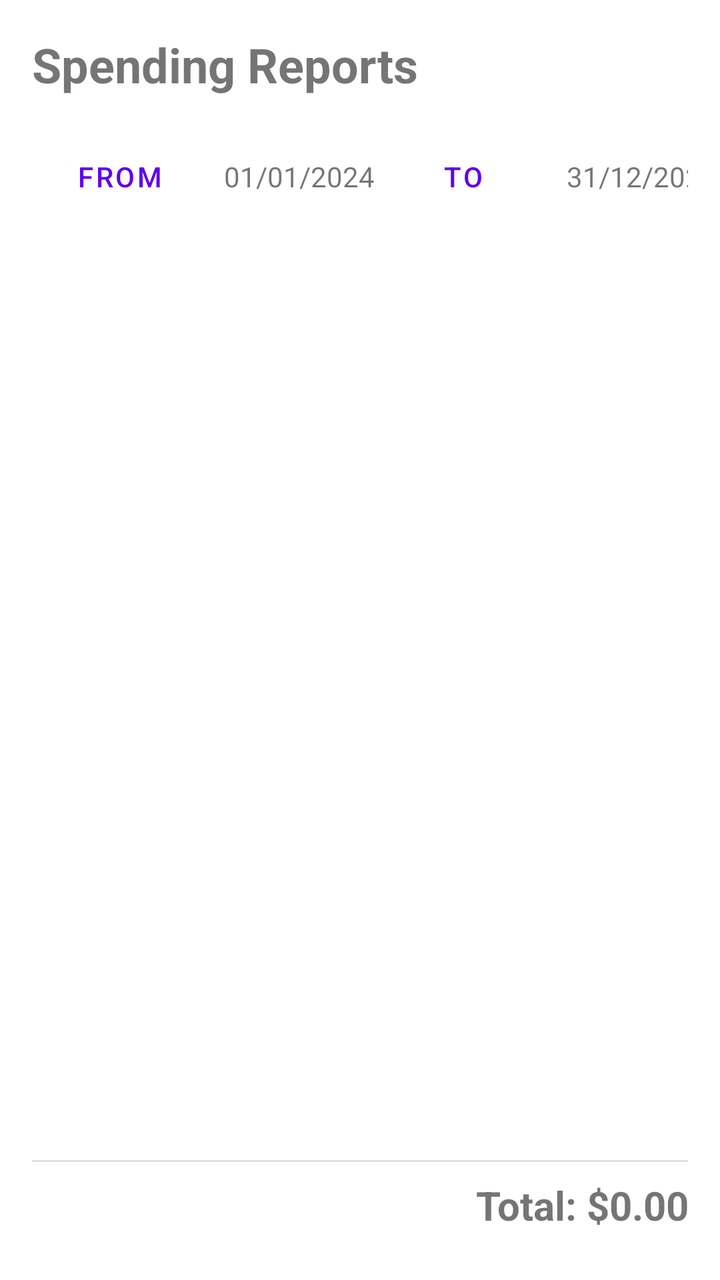
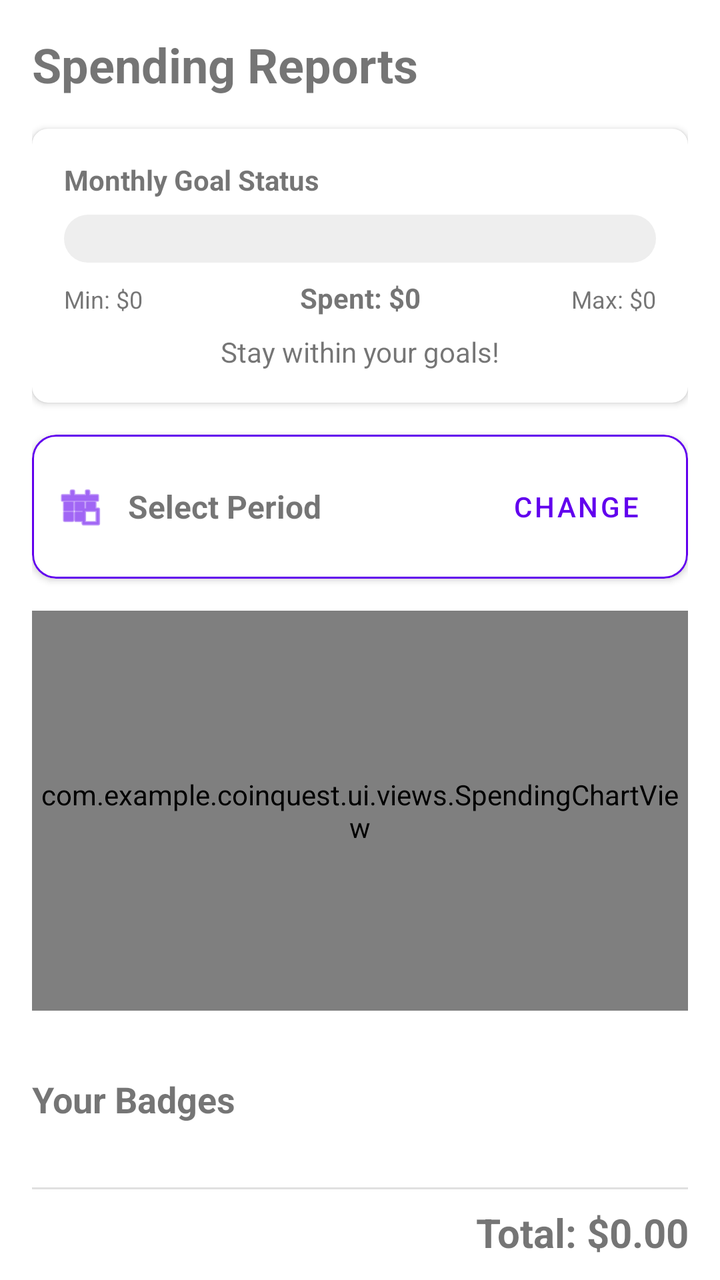

An Android layout rendered at two revisions. The XML below is the earlier revision; the diff shows what the commit changed to produce the second picture.
<!-- AndroidManifest.xml: application theme Theme.CoinQuest -->
<!-- res/layout/fragment_reports.xml -->
<?xml version="1.0" encoding="utf-8"?>
<LinearLayout xmlns:android="http://schemas.android.com/apk/res/android"
    android:layout_width="match_parent"
    android:layout_height="match_parent"
    android:orientation="vertical"
    android:padding="16dp">

    <TextView
        android:layout_width="wrap_content"
        android:layout_height="wrap_content"
        android:text="Spending Reports"
        android:textSize="24sp"
        android:textStyle="bold"
        android:layout_marginBottom="16dp"/>

    <LinearLayout
        android:layout_width="match_parent"
        android:layout_height="wrap_content"
        android:orientation="horizontal"
        android:gravity="center_vertical"
        android:layout_marginBottom="16dp">
        <Button
            android:id="@+id/btnRepFromDate"
            android:layout_width="wrap_content"
            android:layout_height="wrap_content"
            android:text="From"
            style="@style/Widget.MaterialComponents.Button.TextButton"/>
        <TextView
            android:id="@+id/tvRepFromDate"
            android:layout_width="wrap_content"
            android:layout_height="wrap_content"
            android:text="01/01/2024"
            android:layout_marginStart="8dp"/>
        <View android:layout_width="0dp" android:layout_height="0dp" android:layout_weight="1"/>
        <Button
            android:id="@+id/btnRepToDate"
            android:layout_width="wrap_content"
            android:layout_height="wrap_content"
            android:text="To"
            style="@style/Widget.MaterialComponents.Button.TextButton"/>
        <TextView
            android:id="@+id/tvRepToDate"
            android:layout_width="wrap_content"
            android:layout_height="wrap_content"
            android:text="31/12/2024"
            android:layout_marginStart="8dp"/>
    </LinearLayout>

    <androidx.recyclerview.widget.RecyclerView
        android:id="@+id/rvCategorySpending"
        android:layout_width="match_parent"
        android:layout_height="0dp"
        android:layout_weight="1"/>

    <com.google.android.material.divider.MaterialDivider
        android:layout_width="match_parent"
        android:layout_height="wrap_content"
        android:layout_marginVertical="8dp"/>

    <TextView
        android:id="@+id/tvTotalPeriodSpending"
        android:layout_width="match_parent"
        android:layout_height="wrap_content"
        android:text="Total: $0.00"
        android:textSize="20sp"
        android:textStyle="bold"
        android:gravity="end"
        android:layout_marginBottom="8dp"/>

</LinearLayout>
<!-- resources referenced by this layout -->
<resources>
  <style name="Theme.CoinQuest" parent="Theme.MaterialComponents.DayNight.DarkActionBar">
          
          <item name="colorPrimary">@color/purple_500</item>
          <item name="colorPrimaryVariant">@color/purple_700</item>
          <item name="colorOnPrimary">@color/white</item>
          
          <item name="colorSecondary">@color/teal_200</item>
          <item name="colorSecondaryVariant">@color/teal_700</item>
          <item name="colorOnSecondary">@color/black</item>
          
          <item name="android:statusBarColor">?attr/colorPrimaryVariant</item>
          
      </style>
  <color name="purple_500">#FF6200EE</color>
  <color name="purple_700">#FF3700B3</color>
  <color name="white">#FFFFFFFF</color>
  <color name="teal_200">#FF03DAC5</color>
  <color name="teal_700">#FF018786</color>
  <color name="black">#FF000000</color>
</resources>

<!-- the commit's change to res/layout/fragment_reports.xml (unified diff, before → after) -->
@@ -1,70 +1,181 @@
 <?xml version="1.0" encoding="utf-8"?>
-<LinearLayout xmlns:android="http://schemas.android.com/apk/res/android"
+<androidx.core.widget.NestedScrollView xmlns:android="http://schemas.android.com/apk/res/android"
+    xmlns:app="http://schemas.android.com/apk/res-auto"
     android:layout_width="match_parent"
     android:layout_height="match_parent"
-    android:orientation="vertical"
-    android:padding="16dp">
-
-    <TextView
-        android:layout_width="wrap_content"
-        android:layout_height="wrap_content"
-        android:text="Spending Reports"
-        android:textSize="24sp"
-        android:textStyle="bold"
-        android:layout_marginBottom="16dp"/>
+    android:fillViewport="true">
 
     <LinearLayout
         android:layout_width="match_parent"
         android:layout_height="wrap_content"
-        android:orientation="horizontal"
-        android:gravity="center_vertical"
-        android:layout_marginBottom="16dp">
-        <Button
-            android:id="@+id/btnRepFromDate"
+        android:orientation="vertical"
+        android:padding="16dp">
+
+        <TextView
             android:layout_width="wrap_content"
             android:layout_height="wrap_content"
-            android:text="From"
-            style="@style/Widget.MaterialComponents.Button.TextButton"/>
+            android:layout_marginBottom="16dp"
+            android:text="Spending Reports"
+            android:textSize="24sp"
+            android:textStyle="bold" />
+
+        
+        <com.google.android.material.card.MaterialCardView
+            android:layout_width="match_parent"
+            android:layout_height="wrap_content"
+            android:layout_marginBottom="16dp"
+            app:cardCornerRadius="8dp"
+            app:cardElevation="2dp">
+
+            <LinearLayout
+                android:layout_width="match_parent"
+                android:layout_height="wrap_content"
+                android:orientation="vertical"
+                android:padding="16dp">
+
+                <TextView
+                    android:layout_width="wrap_content"
+                    android:layout_height="wrap_content"
+                    android:text="Monthly Goal Status"
+                    android:textStyle="bold" />
+
+                <ProgressBar
+                    android:id="@+id/pbGoalStatus"
+                    style="@style/Widget.AppCompat.ProgressBar.Horizontal"
+                    android:layout_width="match_parent"
+                    android:layout_height="24dp"
+                    android:layout_marginTop="8dp"
+                    android:layout_marginBottom="8dp"
+                    android:progressDrawable="@drawable/goal_progress_drawable" />
+
+                <LinearLayout
+                    android:layout_width="match_parent"
+                    android:layout_height="wrap_content"
+                    android:orientation="horizontal">
+
+                    <TextView
+                        android:id="@+id/tvMinGoal"
+                        android:layout_width="0dp"
+                        android:layout_height="wrap_content"
+                        android:layout_weight="1"
+                        android:text="Min: $0"
+                        android:textSize="12sp" />
+
+                    <TextView
+                        android:id="@+id/tvCurrentSpending"
+                        android:layout_width="0dp"
+                        android:layout_height="wrap_content"
+                        android:layout_weight="1"
+                        android:gravity="center"
+                        android:text="Spent: $0"
+                        android:textStyle="bold" />
+
+                    <TextView
+                        android:id="@+id/tvMaxGoal"
+                        android:layout_width="0dp"
+                        android:layout_height="wrap_content"
+                        android:layout_weight="1"
+                        android:gravity="end"
+                        android:text="Max: $0"
+                        android:textSize="12sp" />
+                </LinearLayout>
+
+                <TextView
+                    android:id="@+id/tvGoalMessage"
+                    android:layout_width="match_parent"
+                    android:layout_height="wrap_content"
+                    android:layout_marginTop="8dp"
+                    android:gravity="center"
+                    android:text="Stay within your goals!"
+                    android:textSize="14sp" />
+            </LinearLayout>
+        </com.google.android.material.card.MaterialCardView>
+
+        <com.google.android.material.card.MaterialCardView
+            android:layout_width="match_parent"
+            android:layout_height="wrap_content"
+            android:layout_marginBottom="16dp"
+            app:cardCornerRadius="12dp"
+            app:cardElevation="2dp"
+            app:strokeColor="@color/purple_500"
+            app:strokeWidth="1dp">
+
+            <LinearLayout
+                android:layout_width="match_parent"
+                android:layout_height="wrap_content"
+                android:gravity="center_vertical"
+                android:orientation="horizontal"
+                android:padding="12dp">
+
+                <ImageView
+                    android:layout_width="24dp"
+                    android:layout_height="24dp"
+                    android:src="@android:drawable/ic_menu_today"
+                    app:tint="@color/purple_500" />
+
+                <TextView
+                    android:id="@+id/tvRepDateRange"
+                    android:layout_width="0dp"
+                    android:layout_height="wrap_content"
+                    android:layout_marginStart="12dp"
+                    android:layout_weight="1"
+                    android:text="Select Period"
+                    android:textSize="16sp"
+                    android:textStyle="bold" />
+
+                <Button
+                    android:id="@+id/btnRepFilterDate"
+                    style="@style/Widget.MaterialComponents.Button.TextButton"
+                    android:layout_width="wrap_content"
+                    android:layout_height="wrap_content"
+                    android:text="Change" />
+            </LinearLayout>
+        </com.google.android.material.card.MaterialCardView>
+
+        
+        <com.example.coinquest.ui.views.SpendingChartView
+            android:id="@+id/spendingChartView"
+            android:layout_width="match_parent"
+            android:layout_height="200dp"
+            android:layout_marginBottom="16dp" />
+
+        <androidx.recyclerview.widget.RecyclerView
+            android:id="@+id/rvCategorySpending"
+            android:layout_width="match_parent"
+            android:layout_height="wrap_content"
+            android:nestedScrollingEnabled="false" />
+
         <TextView
-            android:id="@+id/tvRepFromDate"
             android:layout_width="wrap_content"
             android:layout_height="wrap_content"
-            android:text="01/01/2024"
-            android:layout_marginStart="8dp"/>
-        <View android:layout_width="0dp" android:layout_height="0dp" android:layout_weight="1"/>
-        <Button
-            android:id="@+id/btnRepToDate"
-            android:layout_width="wrap_content"
+            android:layout_marginTop="16dp"
+            android:layout_marginBottom="8dp"
+            android:text="Your Badges"
+            android:textSize="18sp"
+            android:textStyle="bold" />
+
+        <androidx.recyclerview.widget.RecyclerView
+            android:id="@+id/rvBadges"
+            android:layout_width="match_parent"
             android:layout_height="wrap_content"
-            android:text="To"
-            style="@style/Widget.MaterialComponents.Button.TextButton"/>
+            android:orientation="horizontal"
+            app:layoutManager="androidx.recyclerview.widget.LinearLayoutManager"
+            android:layout_marginBottom="16dp"/>
+
+        <com.google.android.material.divider.MaterialDivider
+            android:layout_width="match_parent"
+            android:layout_height="wrap_content"
+            android:layout_marginVertical="8dp" />
+
         <TextView
-            android:id="@+id/tvRepToDate"
-            android:layout_width="wrap_content"
+            android:id="@+id/tvTotalPeriodSpending"
+            android:layout_width="match_parent"
             android:layout_height="wrap_content"
-            android:text="31/12/2024"
-            android:layout_marginStart="8dp"/>
+            android:layout_marginBottom="8dp"
+            android:gravity="end"
+            android:text="Total: $0.00"
+            android:textSize="20sp"
+            android:textStyle="bold" />
+
     </LinearLayout>
-
-    <androidx.recyclerview.widget.RecyclerView
-        android:id="@+id/rvCategorySpending"
-        android:layout_width="match_parent"
-        android:layout_height="0dp"
-        android:layout_weight="1"/>
-
-    <com.google.android.material.divider.MaterialDivider
-        android:layout_width="match_parent"
-        android:layout_height="wrap_content"
-        android:layout_marginVertical="8dp"/>
-
-    <TextView
-        android:id="@+id/tvTotalPeriodSpending"
-        android:layout_width="match_parent"
-        android:layout_height="wrap_content"
-        android:text="Total: $0.00"
-        android:textSize="20sp"
-        android:textStyle="bold"
-        android:gravity="end"
-        android:layout_marginBottom="8dp"/>
-
-</LinearLayout>
+</androidx.core.widget.NestedScrollView>
<!-- resource entries referenced after the edit -->
@@ -14,6 +14,24 @@
           
       </style>
   <color name="purple_500">#FF6200EE</color>
+  <!-- drawable goal_progress_drawable (drawable) -->
+  <?xml version="1.0" encoding="utf-8"?>
+  <layer-list xmlns:android="http://schemas.android.com/apk/res/android">
+      <item android:id="@android:id/background">
+          <shape>
+              <corners android:radius="12dp" />
+              <solid android:color="#EEEEEE" />
+          </shape>
+      </item>
+      <item android:id="@android:id/progress">
+          <scale android:scaleWidth="100%">
+              <shape>
+                  <corners android:radius="12dp" />
+                  <solid android:color="@color/purple_500" />
+              </shape>
+          </scale>
+      </item>
+  </layer-list>
   <color name="purple_700">#FF3700B3</color>
   <color name="white">#FFFFFFFF</color>
   <color name="teal_200">#FF03DAC5</color>
